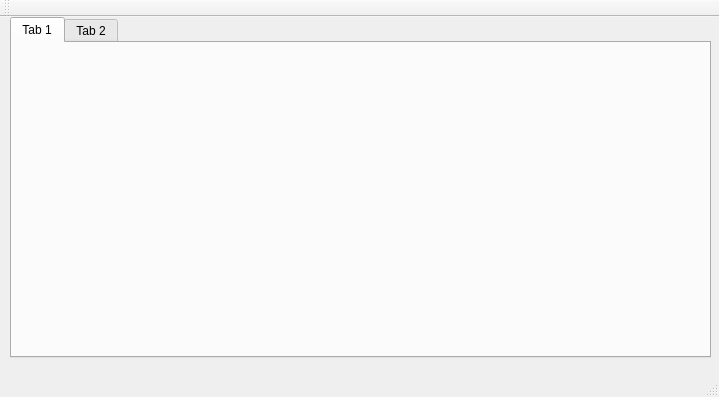
Before: the Qt Designer form lab1/mainwindow.ui in SpiderCh/MATFIS, drawn with Qt 5.
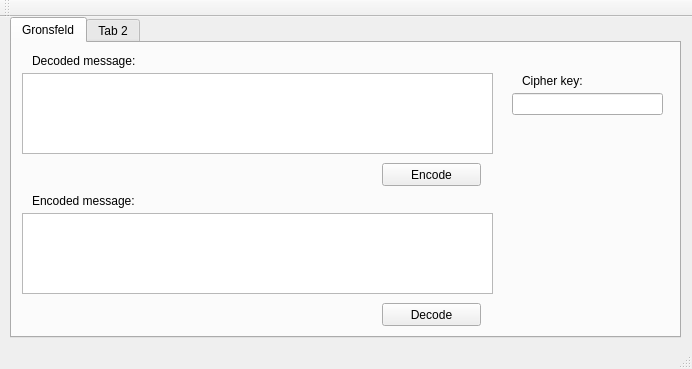
After: the same form once the commit is applied.

Commit message: Added gui form for Gronsfeld cypher.

The edit to the form file:
```diff
--- a/lab1/mainwindow.ui
+++ b/lab1/mainwindow.ui
@@ -6,8 +6,8 @@
    <rect>
     <x>0</x>
     <y>0</y>
-    <width>719</width>
-    <height>397</height>
+    <width>692</width>
+    <height>369</height>
    </rect>
   </property>
   <property name="windowTitle">
@@ -19,14 +19,112 @@
      <rect>
       <x>10</x>
       <y>0</y>
-      <width>701</width>
-      <height>341</height>
+      <width>671</width>
+      <height>321</height>
      </rect>
     </property>
     <widget class="QWidget" name="tab">
      <attribute name="title">
-      <string>Tab 1</string>
+      <string>Gronsfeld</string>
      </attribute>
+     <widget class="QTextEdit" name="m_gronsfeldDecodedMessage">
+      <property name="geometry">
+       <rect>
+        <x>10</x>
+        <y>30</y>
+        <width>471</width>
+        <height>81</height>
+       </rect>
+      </property>
+     </widget>
+     <widget class="QLabel" name="label">
+      <property name="geometry">
+       <rect>
+        <x>20</x>
+        <y>10</y>
+        <width>131</width>
+        <height>16</height>
+       </rect>
+      </property>
+      <property name="text">
+       <string>Decoded message:</string>
+      </property>
+     </widget>
+     <widget class="QLabel" name="label_2">
+      <property name="geometry">
+       <rect>
+        <x>20</x>
+        <y>150</y>
+        <width>121</width>
+        <height>16</height>
+       </rect>
+      </property>
+      <property name="text">
+       <string>Encoded message:</string>
+      </property>
+     </widget>
+     <widget class="QTextEdit" name="m_gronsfeldEncodedMessage">
+      <property name="geometry">
+       <rect>
+        <x>10</x>
+        <y>170</y>
+        <width>471</width>
+        <height>81</height>
+       </rect>
+      </property>
+     </widget>
+     <widget class="QPushButton" name="m_gronsfeldEncodeButton">
+      <property name="geometry">
+       <rect>
+        <x>370</x>
+        <y>120</y>
+        <width>99</width>
+        <height>23</height>
+       </rect>
+      </property>
+      <property name="text">
+       <string>Encode</string>
+      </property>
+     </widget>
+     <widget class="QPushButton" name="m_gronsfeldDecodButton">
+      <property name="geometry">
+       <rect>
+        <x>370</x>
+        <y>260</y>
+        <width>99</width>
+        <height>23</height>
+       </rect>
+      </property>
+      <property name="text">
+       <string>Decode</string>
+      </property>
+     </widget>
+     <widget class="QLineEdit" name="m_gronsfeldCipherLine">
+      <property name="geometry">
+       <rect>
+        <x>500</x>
+        <y>50</y>
+        <width>151</width>
+        <height>22</height>
+       </rect>
+      </property>
+      <property name="inputMethodHints">
+       <set>Qt::ImhDigitsOnly|Qt::ImhFormattedNumbersOnly</set>
+      </property>
+     </widget>
+     <widget class="QLabel" name="label_3">
+      <property name="geometry">
+       <rect>
+        <x>510</x>
+        <y>30</y>
+        <width>91</width>
+        <height>16</height>
+       </rect>
+      </property>
+      <property name="text">
+       <string>Cipher key:</string>
+      </property>
+     </widget>
     </widget>
     <widget class="QWidget" name="tab_2">
      <attribute name="title">
```
Left out of the diff: 4 changed lines with no effect on the pictures. The commit also changes 2 other files.
